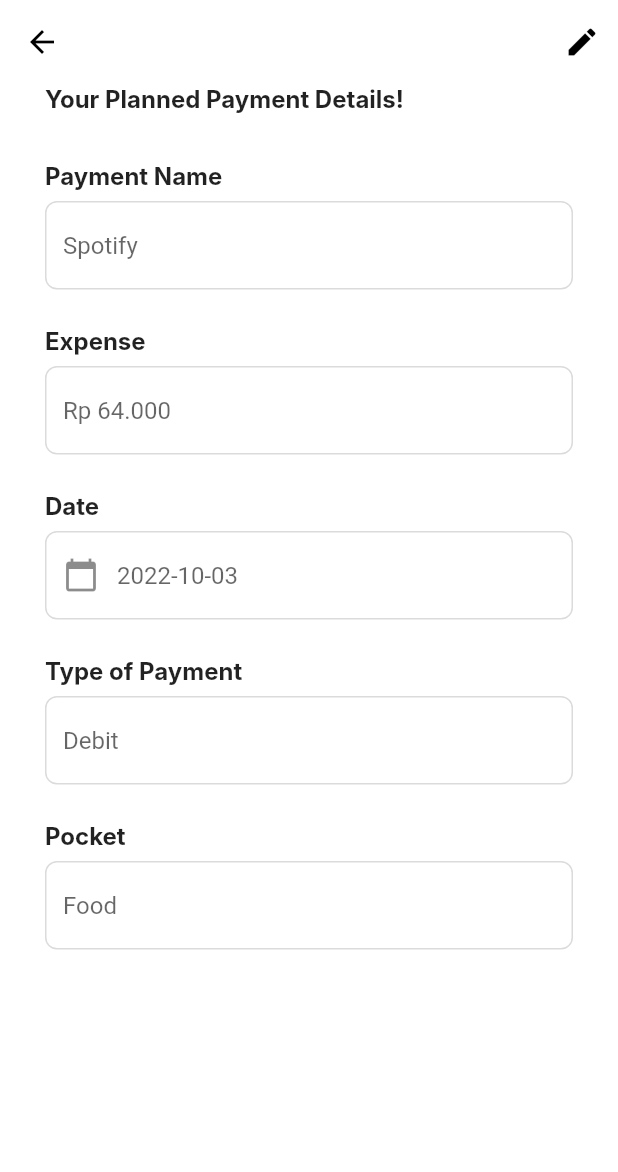
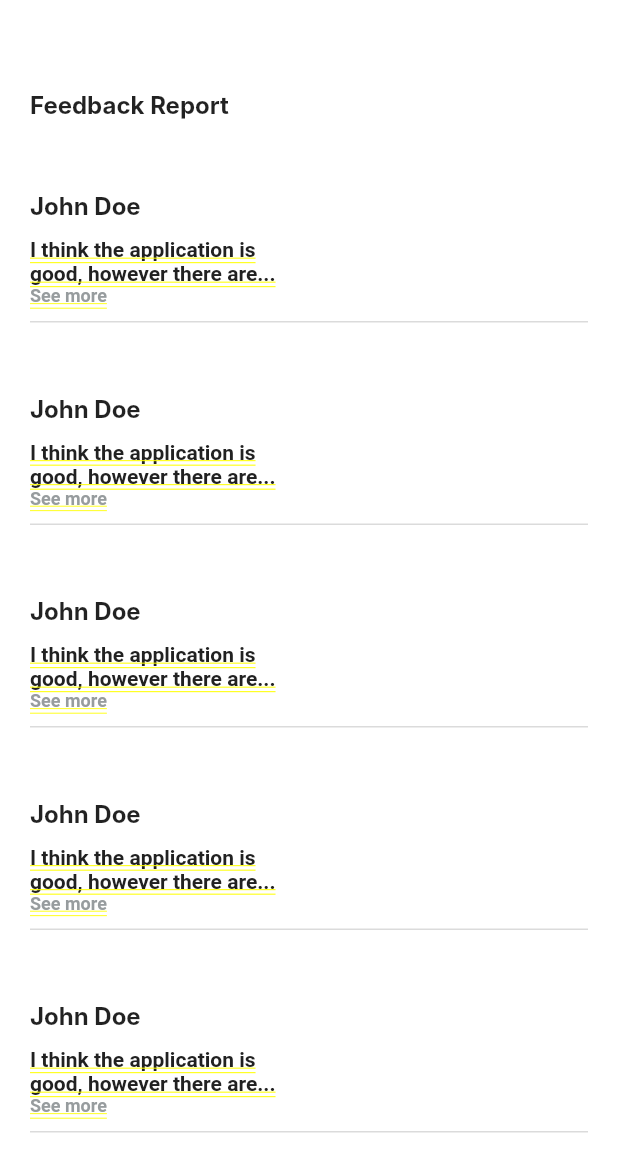
Before and after one commit to PPL-Waffar/iSaveit-flutter, a Flutter app: the HomeView screen opened directly with empty values, after a tap on an icon or button, on a phone screen of 412 x 824 dp. Shown: the top 1172 px of the screen. Run offline on Flutter 3.47's test engine with Material 2 defaults, Android fonts, the phone set to English and light mode, and no system bars; our stand-ins replace currency_text_input_formatter, pie_chart, shared_preferences; accounts and stored records are empty; Roboto replaces fonts that are missing (Inter).

Commit message:
[GREEN] Create interface for read feedback report

```diff
--- /dev/null
+++ b/lib/page/feedback/read_feedback.dart
@@ -0,0 +1,274 @@
+import 'package:flutter/material.dart';
+
+
+class ReadFeedback extends StatefulWidget {
+  const ReadFeedback({super.key});
+
+  @override
+  ReadFeedbackPage createState() => ReadFeedbackPage();
+}
+
+class ReadFeedbackPage extends State<ReadFeedback> {
+
+  @override
+  Widget build(BuildContext context) {
+    return Scaffold(
+        backgroundColor: Colors.white,
+        body: SingleChildScrollView(
+            child: Column(
+                mainAxisAlignment: MainAxisAlignment.start,
+                children: [
+                  const SizedBox(height: 60),
+
+                  //title
+                  Container(
+                    margin: const EdgeInsets.only(left: 20),
+                    alignment: Alignment.topLeft,
+                    child:
+                    const Text('Feedback Report',
+                        style: TextStyle(fontFamily: 'Inter', fontSize: 16, fontWeight: FontWeight.w700)
+                    ),
+                  ),
+
+
+
+                  SingleChildScrollView(
+                      // padding: const EdgeInsets.only(left: 30, right: 30),
+                      child: Column(
+                          crossAxisAlignment: CrossAxisAlignment.start,
+                          children: [
+                            const SizedBox(height: 0.5,),
+                            const SizedBox(height: 24),
+
+
+                            const SizedBox(height: 24),
+
+                            //Name of the user
+                            Container(
+                              alignment: Alignment.centerLeft,
+                              margin: const EdgeInsets.only(left: 20),
+                              child: const Text('John Doe',
+                                  style: TextStyle(fontFamily: 'Inter', fontSize: 16, fontWeight: FontWeight.w700)
+                              ),
+                            ),
+
+                            const SizedBox(height: 12),
+
+                            //Feedback content
+                            SizedBox(
+                              child: Row(children: [
+                                Flexible(
+                                  child: Container(
+                                    height: 46,
+                                    width: 200,
+                                    padding: const EdgeInsets.only(left: 20.0),
+                                    child: RichText(
+                                      text: TextSpan(
+                                          style: DefaultTextStyle.of(context).style,
+                                          children: const <TextSpan>[
+                                            TextSpan(text: 'I think the application is good, however there are...\n',style: TextStyle(fontSize: 14.0,fontFamily: 'Roboto',color: Color(0xFF212121),fontWeight: FontWeight.bold,)),
+                                            TextSpan(text: 'See more', style: TextStyle(fontSize: 12, color: Color(0xff979C9E), fontWeight: FontWeight.w700))
+                                          ]
+                                      ),
+                                    ),
+                                  ),
+                                ),
+                              ]
+                              ),
+                            ),
+
+                            //divider
+                            Container(
+                              margin: const EdgeInsets.only(left: 20, right: 20),
+                              child: const Divider(
+                                color: Color(0xFFDBDBDB),
+                                height: 20,
+                                thickness: 1,
+                                indent: 0,
+                                endIndent: 0,
+                              ),
+                            ),
+
+                            const SizedBox(height: 38,),
+
+                            Container(
+                              alignment: Alignment.centerLeft,
+                              margin: const EdgeInsets.only(left: 20),
+                              child: const Text('John Doe',
+                                  style: TextStyle(fontFamily: 'Inter', fontSize: 16, fontWeight: FontWeight.w700)
+                              ),
+                            ),
+
+                            const SizedBox(height: 12),
+
+                            SizedBox(
+                              child: Row(children: [
+                                Flexible(
+                                  child: Container(
+                                    height: 46,
+                                    width: 200,
+                                    padding: const EdgeInsets.only(left: 20.0),
+                                    child: RichText(
+                                      text: TextSpan(
+                                          style: DefaultTextStyle.of(context).style,
+                                          children: const <TextSpan>[
+                                            TextSpan(text: 'I think the application is good, however there are...\n',style: TextStyle(fontSize: 14.0,fontFamily: 'Roboto',color: Color(0xFF212121),fontWeight: FontWeight.bold,)),
+                                            TextSpan(text: 'See more', style: TextStyle(fontSize: 12, color: Color(0xff979C9E), fontWeight: FontWeight.w700))
+                                          ]
+                                      ),
+                                    ),
+                                  ),
+                                ),
+                              ]
+                              ),
+                            ),
+                            Container(
+                              margin: const EdgeInsets.only(left: 20, right: 20),
+                              child: const Divider(
+                                color: Color(0xFFDBDBDB),
+                                height: 20,
+                                thickness: 1,
+                                indent: 0,
+                                endIndent: 0,
+                              ),
+                            ),
+                            const SizedBox(height: 38),
+
+
+                            Container(
+                              alignment: Alignment.centerLeft,
+                              margin: const EdgeInsets.only(left: 20),
+                              child: const Text('John Doe',
+                                  style: TextStyle(fontFamily: 'Inter', fontSize: 16, fontWeight: FontWeight.w700)
+                              ),
+                            ),
+
+                            const SizedBox(height: 12),
+
+
+                            SizedBox(
+                              child: Row(children: [
+                                Flexible(
+                                  child: Container(
+                                    height: 46,
+                                    width: 200,
+                                    padding: const EdgeInsets.only(left: 20.0),
+                                    child: RichText(
+                                      text: TextSpan(
+                                          style: DefaultTextStyle.of(context).style,
+                                          children: const <TextSpan>[
+                                            TextSpan(text: 'I think the application is good, however there are...\n',style: TextStyle(fontSize: 14.0,fontFamily: 'Roboto',color: Color(0xFF212121),fontWeight: FontWeight.bold,)),
+                                            TextSpan(text: 'See more', style: TextStyle(fontSize: 12, color: Color(0xff979C9E), fontWeight: FontWeight.w700))
+                                          ]
+                                      ),
+                                    ),
+                                  ),
+                                ),
+                              ]
+                              ),
+                            ),
+                            //divider
+                            Container(
+                              margin: const EdgeInsets.only(left: 20, right: 20),
+                              child: const Divider(
+                                color: Color(0xFFDBDBDB),
+                                height: 20,
+                                thickness: 1,
+                                indent: 0,
+                                endIndent: 0,
+                              ),
+                            ),
+                            const SizedBox(height: 38,),
+                            Container(
+                              alignment: Alignment.centerLeft,
+                              margin: const EdgeInsets.only(left: 20),
+                              child: const Text('John Doe',
+                                  style: TextStyle(fontFamily: 'Inter', fontSize: 16, fontWeight: FontWeight.w700)
+                              ),
+                            ),
+
+                            const SizedBox(height: 12),
+
+                            SizedBox(
+                              child: Row(children: [
+                                Flexible(
+                                  child: Container(
+                                    height: 46,
+                                    width: 200,
+                                    padding: const EdgeInsets.only(left: 20.0),
+                                    child: RichText(
+                                      text: TextSpan(
+                                          style: DefaultTextStyle.of(context).style,
+                                          children: const <TextSpan>[
+                                            TextSpan(text: 'I think the application is good, however there are...\n',style: TextStyle(fontSize: 14.0,fontFamily: 'Roboto',color: Color(0xFF212121),fontWeight: FontWeight.bold,)),
+                                            TextSpan(text: 'See more', style: TextStyle(fontSize: 12, color: Color(0xff979C9E), fontWeight: FontWeight.w700))
+                                          ]
+                                      ),
+                                    ),
+                                  ),
+                                ),
+                              ]
+                              ),
+                            ),
+                            Container(
+                              margin: const EdgeInsets.only(left: 20, right: 20),
+                              child: const Divider(
+                                color: Color(0xFFDBDBDB),
+                                height: 20,
+                                thickness: 1,
+                                indent: 0,
+                                endIndent: 0,
+                              ),
+                            ),
+                            const SizedBox(height: 38),
+                            Container(
+                              alignment: Alignment.centerLeft,
+                              margin: const EdgeInsets.only(left: 20),
+                              child: const Text('John Doe',
+                                  style: TextStyle(fontFamily: 'Inter', fontSize: 16, fontWeight: FontWeight.w700)
+                              ),
+                            ),
+
+                            const SizedBox(height: 12),
+
+                            SizedBox(
+                              child: Row(children: [
+                                Flexible(
+                                  child: Container(
+                                    height: 46,
+                                    width: 200,
+                                    padding: const EdgeInsets.only(left: 20.0),
+                                    child: RichText(
+                                      text: TextSpan(
+                                          style: DefaultTextStyle.of(context).style,
+                                          children: const <TextSpan>[
+                                            TextSpan(text: 'I think the application is good, however there are...\n',style: TextStyle(fontSize: 14.0,fontFamily: 'Roboto',color: Color(0xFF212121),fontWeight: FontWeight.bold,)),
+                                            TextSpan(text: 'See more', style: TextStyle(fontSize: 12, color: Color(0xff979C9E), fontWeight: FontWeight.w700))
+                                          ]
+                                      ),
+                                    ),
+                                  ),
+                                ),
+                              ]
+                              ),
+                            ),
+                            Container(
+                              margin: const EdgeInsets.only(left: 20, right: 20),
+                              child: const Divider(
+                                color: Color(0xFFDBDBDB),
+                                height: 20,
+                                thickness: 1,
+                                indent: 0,
+                                endIndent: 0,
+                              ),
+                            ),
+                            const SizedBox(height: 38),
+                          ]
+                      )
+                  ),
+                ]
+            )
+        )
+    );
+  }
+}
--- a/lib/page/homepage.dart
+++ b/lib/page/homepage.dart
@@ -1,5 +1,6 @@
 import 'package:carousel_slider/carousel_slider.dart';
 import 'package:flutter/material.dart';
+import 'package:isaveit/page/feedback/read_feedback.dart';
 import 'package:isaveit/page/plannedpayment/plannedpaymentdetails.dart';
 import 'package:isaveit/page/pocket/create_pocket.dart';
 import 'package:isaveit/models/user.dart';
@@ -126,7 +127,7 @@ class HomePage extends State<HomeView> {
                           context,
                           MaterialPageRoute(
                               builder: (context) =>
-                                  const Plannedpaymentdetails()))
+                                  const ReadFeedback()))
                     },
                     style: ElevatedButton.styleFrom(
                         backgroundColor: const Color(0xffDFE2FF),
```
